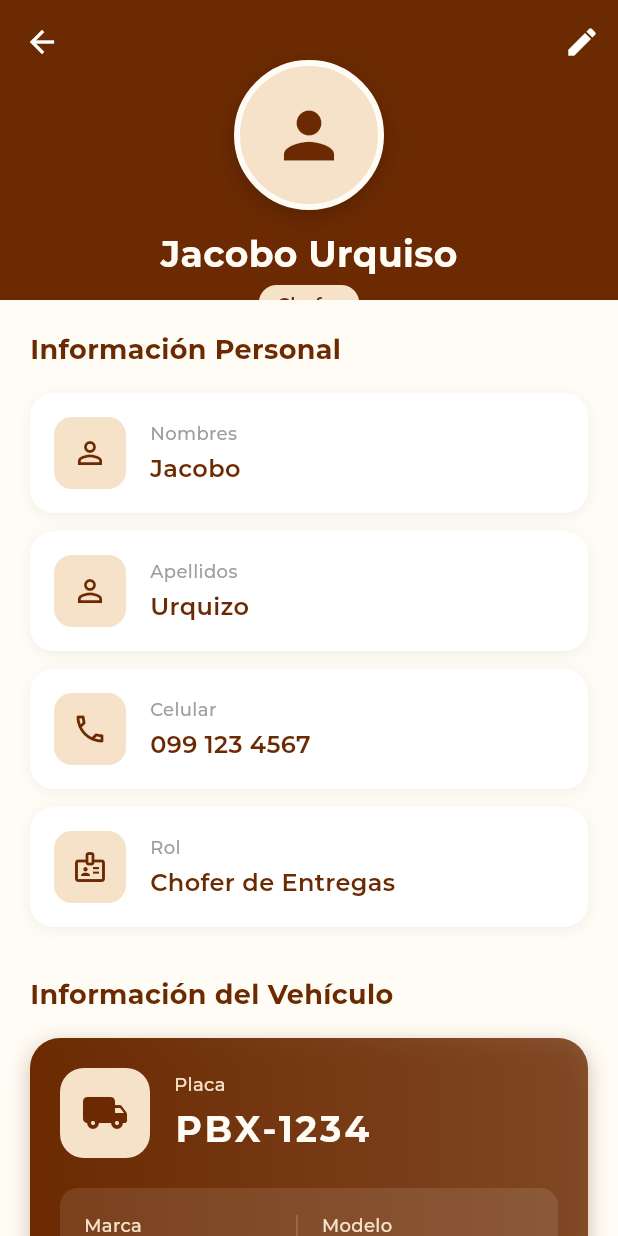
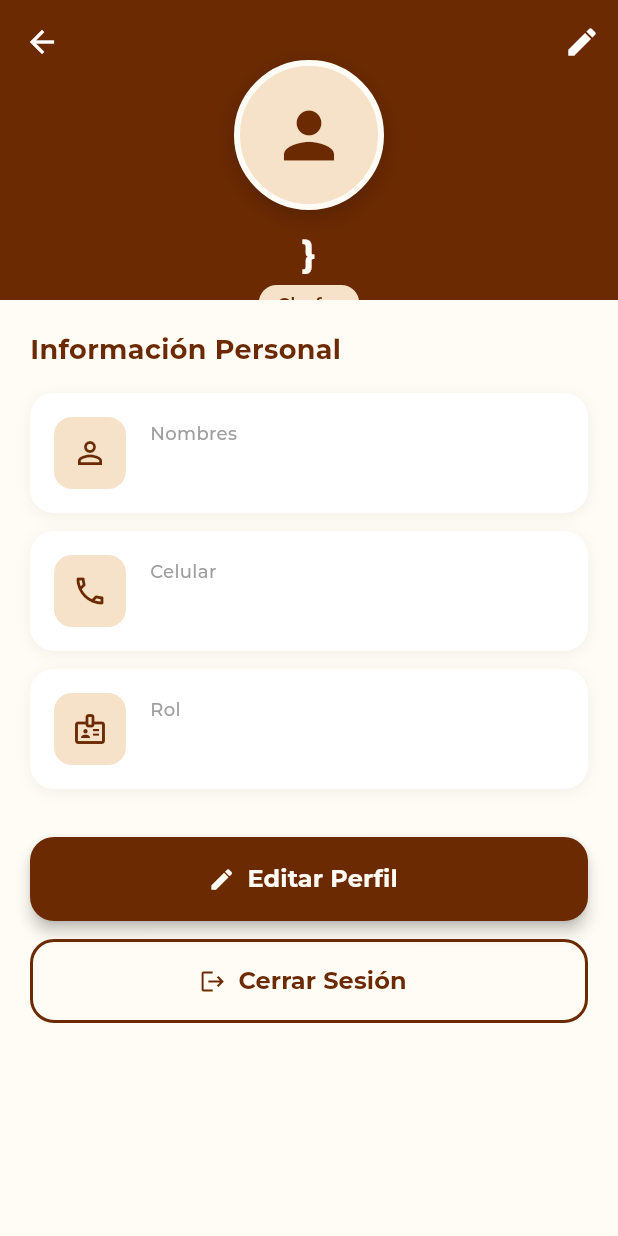
Before and after one commit to vhsanga/gourmet360app, a Flutter app: the UserProfileScreen screen opened directly, on a phone screen of 412 x 824 dp. Run offline on Flutter 3.47's test engine with Material 3 defaults, Android fonts, the phone set to English and light mode, and no system bars; our stand-ins replace flutter_bloc, geolocator, google_fonts, google_maps_flutter, local_auth, shared_preferences; accounts and stored records are empty.

Commit message:
modificaciones app

```diff
--- a/lib/core/constants/api_constants.dart
+++ b/lib/core/constants/api_constants.dart
@@ -1,5 +1,5 @@
 class ApiConstants {
-  static const String baseUrl = 'http://62.146.172.94:3000/api/v1';
+  static const String baseUrl = 'http://192.168.1.3:3000/api/v1';
   static const String loginEndpoint = '/auth/login';
   static const String usersDataHomeEndPoint = '/usuario/data-home';
   static const String saveVentaEndpoint = '/admin/save-venta';
--- a/lib/views/admin/despacho_screen.dart
+++ b/lib/views/admin/despacho_screen.dart
@@ -29,7 +29,7 @@ class _DespachoScreenState extends State<DespachoScreen> {
     });
   }
 
-  void _loadData(){
+  void _loadData() {
     final userProvider = context.read<UserProvider>();
     if (userProvider.status == UserStatus.loaded &&
         userProvider.usuario != null) {
@@ -77,7 +77,8 @@ class _DespachoScreenState extends State<DespachoScreen> {
           }
 
           if (vm.error != null) {
-            return Center(child: Column(
+            return Center(
+              child: Column(
                 children: [
                   Text(vm.error!),
                   ElevatedButton(
@@ -87,11 +88,13 @@ class _DespachoScreenState extends State<DespachoScreen> {
                     child: const Text('Reintentar'),
                   ),
                 ],
-            ));
+              ),
+            );
           }
 
           if (vm.productos.isEmpty) {
-            return Center(child: Column(
+            return Center(
+              child: Column(
                 children: [
                   Text('No hay productos para despacho'),
                   ElevatedButton(
@@ -101,7 +104,8 @@ class _DespachoScreenState extends State<DespachoScreen> {
                     child: const Text('Reintentar'),
                   ),
                 ],
-            ));
+              ),
+            );
           }
           if (vm.productos.isNotEmpty) {
             _productos = vm.productos;
@@ -399,11 +403,11 @@ class _DespachoScreenState extends State<DespachoScreen> {
             crossAxisAlignment: CrossAxisAlignment.start,
             children: [
               Text(
-                "Chofer: Jacobo Urquizo",
+                widget.camionAsignado!.uNombre,
                 style: TextStyle(fontSize: 16, fontWeight: FontWeight.bold),
               ),
               Text(
-                "Placa: PBX-1234",
+                widget.camionAsignado!.camionPlaca,
                 style: TextStyle(fontSize: 14, color: Colors.black54),
               ),
             ],
--- a/lib/views/user_profile_screen.dart
+++ b/lib/views/user_profile_screen.dart
@@ -1,7 +1,32 @@
+import 'package:Gourmet360/core/providers/user_provider.dart';
+import 'package:Gourmet360/models/usuario.dart';
 import 'package:flutter/material.dart';
+import 'package:flutter_bloc/flutter_bloc.dart';
 
-class UserProfileScreen extends StatelessWidget {
+class UserProfileScreen extends StatefulWidget {
   const UserProfileScreen({Key? key}) : super(key: key);
+
+  @override
+  State<UserProfileScreen> createState() => _UserProfileScreenState();
+}
+
+class _UserProfileScreenState extends State<UserProfileScreen> {
+  Usuario? userSession;
+  @override
+  void initState() {
+    super.initState();
+    WidgetsBinding.instance.addPostFrameCallback((_) {
+      _loadData();
+    });
+  }
+
+  void _loadData() {
+    final userProvider = context.read<UserProvider>();
+    if (userProvider.status == UserStatus.loaded &&
+        userProvider.usuario != null) {
+      userSession = userProvider.usuario;
+    }
+  }
 
   @override
   Widget build(BuildContext context) {
@@ -56,7 +81,9 @@ class UserProfileScreen extends StatelessWidget {
                     ),
                     const SizedBox(height: 12),
                     Text(
-                      'Jacobo Urquiso',
+                      userSession != null
+                          ? '${userSession!.nombre}}'
+                          : 'Nombre del Usuario',
                       style: TextStyle(
                         fontSize: 24,
                         fontWeight: FontWeight.bold,
@@ -111,35 +138,35 @@ class UserProfileScreen extends StatelessWidget {
                   _buildInfoCard(
                     icon: Icons.person_outline,
                     label: 'Nombres',
-                    value: 'Jacobo',
-                  ),
-                  const SizedBox(height: 12),
-                  _buildInfoCard(
-                    icon: Icons.person_outline,
-                    label: 'Apellidos',
-                    value: 'Urquizo',
+                    value: userSession != null
+                        ? '${userSession!.nombre}'
+                        : 'Nombres del Usuario',
                   ),
                   const SizedBox(height: 12),
                   _buildInfoCard(
                     icon: Icons.phone_outlined,
                     label: 'Celular',
-                    value: '099 123 4567',
+                    value: userSession != null
+                        ? '${userSession!.celular}'
+                        : 'Celular del Usuario',
                   ),
                   const SizedBox(height: 12),
                   _buildInfoCard(
                     icon: Icons.badge_outlined,
                     label: 'Rol',
-                    value: 'Chofer de Entregas',
+                    value: userSession != null
+                        ? '${userSession!.rol}'
+                        : 'Chofer de entregas',
                   ),
 
                   const SizedBox(height: 32),
 
                   // Sección Información del Vehículo
-                  _buildSectionTitle('Información del Vehículo'),
-                  const SizedBox(height: 16),
-                  _buildVehicleCard(),
+                  //_buildSectionTitle('Información del Vehículo'),
+                  //const SizedBox(height: 16),
+                  // _buildVehicleCard(),
 
-                  const SizedBox(height: 32),
+                  //const SizedBox(height: 32),
 
                   // Botones de acción
                   _buildActionButtons(),
```
Also changed, not shown: lib/views/admin/admin_dashboard_screen.dart (+10 -109 lines), lib/views/admin/drivers_list_screen.dart (+13 -19 lines), lib/views/home_screen.dart (+7 -2 lines). Lines whose indentation alone changed are shown as unchanged.
